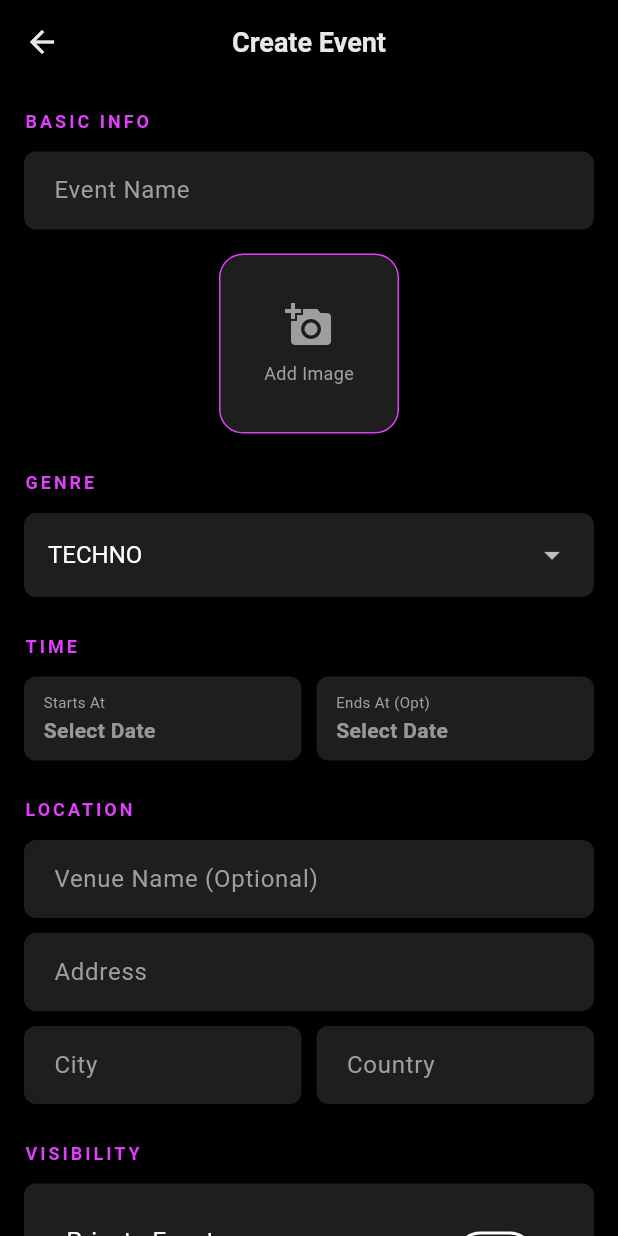
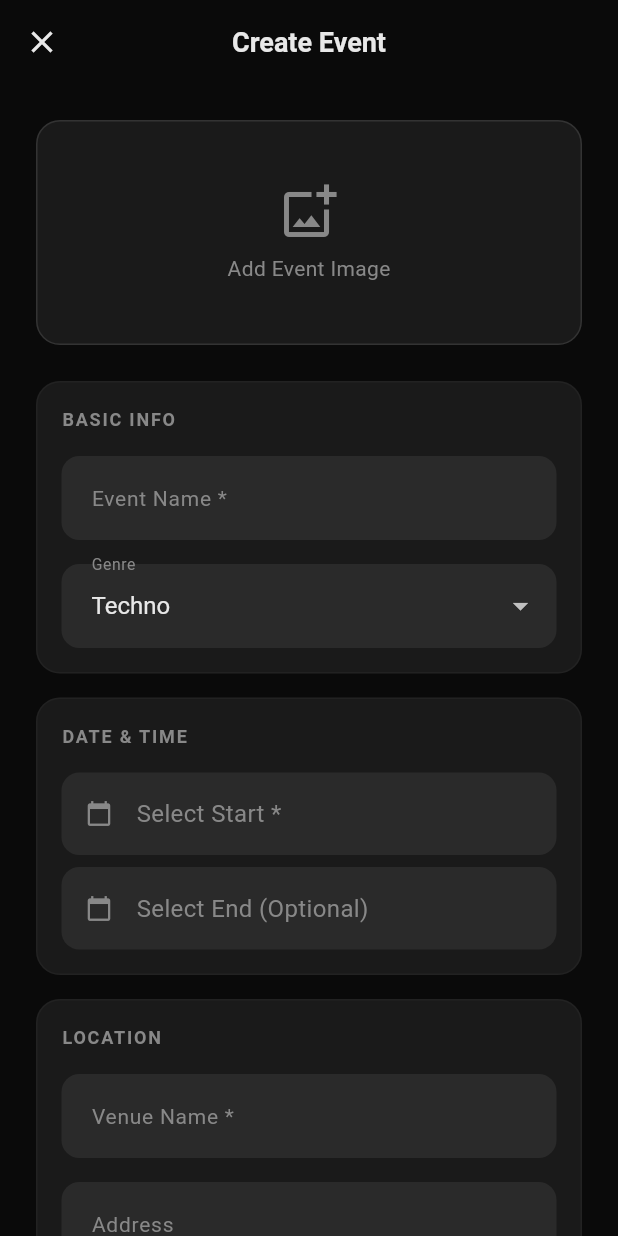
Before and after one commit to geroveglia/looped-mvp, a Flutter app: the CreateEventScreen screen opened directly, on a phone screen of 412 x 824 dp. Run offline on Flutter 3.47's test engine with Material 3 defaults, Android fonts, the phone set to English and light mode, and no system bars; our stand-ins replace image_picker, sensors_plus, shared_preferences; accounts and stored records are empty.

Commit message:
crear eventos verdes

```diff
--- a/looped_app/lib/screens/create_event_screen.dart
+++ b/looped_app/lib/screens/create_event_screen.dart
@@ -3,6 +3,7 @@ import 'package:provider/provider.dart';
 import 'package:image_picker/image_picker.dart';
 import 'dart:io';
 import '../services/event_service.dart';
+import '../ui/app_theme.dart';
 
 class CreateEventScreen extends StatefulWidget {
   const CreateEventScreen({super.key});
@@ -72,13 +73,13 @@ class _CreateEventScreenState extends State<CreateEventScreen> {
       builder: (context, child) {
         return Theme(
           data: ThemeData.dark().copyWith(
-            colorScheme: const ColorScheme.dark(
-              primary: Colors.purpleAccent,
-              onPrimary: Colors.white,
-              surface: Color(0xFF1E1E1E),
-              onSurface: Colors.white,
+            colorScheme: ColorScheme.dark(
+              primary: AppTheme.accent,
+              onPrimary: AppTheme.background,
+              surface: AppTheme.surface,
+              onSurface: AppTheme.textPrimary,
             ),
-            dialogBackgroundColor: const Color(0xFF1E1E1E),
+            dialogBackgroundColor: AppTheme.surface,
           ),
           child: child!,
         );
@@ -86,7 +87,6 @@ class _CreateEventScreenState extends State<CreateEventScreen> {
     );
 
     if (date == null) return;
-
     if (!mounted) return;
 
     final time = await showTimePicker(
@@ -95,15 +95,14 @@ class _CreateEventScreenState extends State<CreateEventScreen> {
       builder: (context, child) {
         return Theme(
           data: ThemeData.dark().copyWith(
-              colorScheme: const ColorScheme.dark(
-                primary: Colors.purpleAccent,
-                onPrimary: Colors.white,
-                surface: Color(0xFF1E1E1E),
-                onSurface: Colors.white, // Text color
+            colorScheme: ColorScheme.dark(
+              primary: AppTheme.accent,
+              onPrimary: AppTheme.background,
+              surface: AppTheme.surface,
+              onSurface: AppTheme.textPrimary,
             ),
-              timePickerTheme: const TimePickerThemeData(
-                backgroundColor: Color(0xFF1E1E1E),
-              )),
+            dialogBackgroundColor: AppTheme.surface,
+          ),
           child: child!,
         );
       },
@@ -128,84 +127,228 @@ class _CreateEventScreenState extends State<CreateEventScreen> {
 
   Future<void> _createEvent() async {
     if (!_formKey.currentState!.validate()) return;
+
     if (_startDate == null || _startTime == null) {
       ScaffoldMessenger.of(context).showSnackBar(
-          const SnackBar(content: Text("Start Date & Time is required")));
+        const SnackBar(content: Text('Please select start date and time')),
+      );
       return;
     }
 
     setState(() => _isLoading = true);
 
     try {
-      final startDateTime = _combine(_startDate!, _startTime!);
-      DateTime? endDateTime;
-      if (_endDate != null && _endTime != null) {
-        endDateTime = _combine(_endDate!, _endTime!);
+      final eventService = Provider.of<EventService>(context, listen: false);
+
+      final startsAt = _combine(_startDate!, _startTime!);
+      final endsAt = _endDate != null && _endTime != null
+          ? _combine(_endDate!, _endTime!)
+          : null;
+
+      File? imageFile;
+      if (_selectedImage != null) {
+        imageFile = File(_selectedImage!.path);
       }
 
-      final eventData = {
-        'name': _nameController.text.trim(),
-        'starts_at': startDateTime.toIso8601String(),
-        'ends_at': endDateTime?.toIso8601String(),
+      await eventService.createEvent(
+        {
+          'name': _nameController.text,
           'genre': _selectedGenre,
-        'venue_name': _venueController.text.trim(),
-        'address': _addressController.text.trim(),
-        'city': _cityController.text.trim(),
-        'country': _countryController.text.trim(),
-        'visibility': _isPrivate ? 'private' : 'public',
-        'is_paid_public': false, // Default
-      };
-
-      await Provider.of<EventService>(context, listen: false)
-          .createEvent(eventData, imagePath: _selectedImage?.path);
+          'starts_at': startsAt.toIso8601String(),
+          if (endsAt != null) 'ends_at': endsAt.toIso8601String(),
+          'venue_name': _venueController.text,
+          if (_addressController.text.isNotEmpty)
+            'address': _addressController.text,
+          if (_cityController.text.isNotEmpty) 'city': _cityController.text,
+          if (_countryController.text.isNotEmpty)
+            'country': _countryController.text,
+          'is_private': _isPrivate,
+        },
+        imagePath: imageFile?.path,
+      );
 
       if (mounted) {
+        ScaffoldMessenger.of(context).showSnackBar(
+          const SnackBar(content: Text('Event created!')),
+        );
         Navigator.of(context).pop();
-        ScaffoldMessenger.of(context).showSnackBar(
-            const SnackBar(content: Text("Event Created Successfully!")));
       }
     } catch (e) {
       if (mounted) {
-        ScaffoldMessenger.of(context)
-            .showSnackBar(SnackBar(content: Text("Error: $e")));
-        setState(() => _isLoading = false);
+        ScaffoldMessenger.of(context).showSnackBar(
+          SnackBar(content: Text('Error: $e')),
+        );
       }
+    } finally {
+      if (mounted) setState(() => _isLoading = false);
     }
   }
 
   @override
   Widget build(BuildContext context) {
     return Scaffold(
-      backgroundColor: Colors.black,
+      backgroundColor: AppTheme.background,
       appBar: AppBar(
-        title: const Text("Create Event"),
-        backgroundColor: Colors.black,
-        foregroundColor: Colors.white,
+        backgroundColor: Colors.transparent,
+        elevation: 0,
+        leading: IconButton(
+          icon: const Icon(Icons.close, color: AppTheme.textPrimary),
+          onPressed: () => Navigator.of(context).pop(),
         ),
-      body: SafeArea(
-        child: Form(
+        title: Text('Create Event', style: AppTheme.titleMedium),
+        centerTitle: true,
+      ),
+      body: Form(
         key: _formKey,
         child: SingleChildScrollView(
-            padding: const EdgeInsets.all(16),
+          padding: const EdgeInsets.all(AppTheme.spacingLg),
           child: Column(
             crossAxisAlignment: CrossAxisAlignment.start,
             children: [
-                _buildSectionHeader("BASIC INFO"),
-                _buildTextField("Event Name", _nameController, required: true),
-                const SizedBox(height: 16),
+              // Image Picker
+              _buildImagePicker(),
+              const SizedBox(height: AppTheme.spacingLg),
 
-                // Icon Picker
-                // Image Picker
-                Center(
-                  child: GestureDetector(
+              // Basic Info Card
+              Container(
+                padding: const EdgeInsets.all(AppTheme.spacingMd),
+                decoration: AppTheme.cardDecoration,
+                child: Column(
+                  crossAxisAlignment: CrossAxisAlignment.start,
+                  children: [
+                    Text('BASIC INFO', style: AppTheme.labelMedium),
+                    const SizedBox(height: AppTheme.spacingMd),
+                    _buildTextField('Event Name *', _nameController,
+                        required: true),
+                    const SizedBox(height: AppTheme.spacingMd),
+                    _buildDropdown('Genre', _genres, _selectedGenre,
+                        (v) => setState(() => _selectedGenre = v!)),
+                  ],
+                ),
+              ),
+              const SizedBox(height: AppTheme.spacingMd),
+
+              // Date/Time Card
+              Container(
+                padding: const EdgeInsets.all(AppTheme.spacingMd),
+                decoration: AppTheme.cardDecoration,
+                child: Column(
+                  crossAxisAlignment: CrossAxisAlignment.start,
+                  children: [
+                    Text('DATE & TIME', style: AppTheme.labelMedium),
+                    const SizedBox(height: AppTheme.spacingMd),
+                    _buildDatePickerButton(
+                        'Start *', _startDate, _startTime, true),
+                    const SizedBox(height: AppTheme.spacingSm),
+                    _buildDatePickerButton(
+                        'End (Optional)', _endDate, _endTime, false),
+                  ],
+                ),
+              ),
+              const SizedBox(height: AppTheme.spacingMd),
+
+              // Location Card
+              Container(
+                padding: const EdgeInsets.all(AppTheme.spacingMd),
+                decoration: AppTheme.cardDecoration,
+                child: Column(
+                  crossAxisAlignment: CrossAxisAlignment.start,
+                  children: [
+                    Text('LOCATION', style: AppTheme.labelMedium),
+                    const SizedBox(height: AppTheme.spacingMd),
+                    _buildTextField('Venue Name *', _venueController,
+                        required: true),
+                    const SizedBox(height: AppTheme.spacingMd),
+                    _buildTextField('Address', _addressController),
+                    const SizedBox(height: AppTheme.spacingMd),
+                    Row(
+                      children: [
+                        Expanded(
+                            child: _buildTextField('City', _cityController)),
+                        const SizedBox(width: AppTheme.spacingSm),
+                        Expanded(
+                            child:
+                                _buildTextField('Country', _countryController)),
+                      ],
+                    ),
+                  ],
+                ),
+              ),
+              const SizedBox(height: AppTheme.spacingMd),
+
+              // Settings Card
+              Container(
+                padding: const EdgeInsets.all(AppTheme.spacingMd),
+                decoration: AppTheme.cardDecoration,
+                child: Row(
+                  children: [
+                    Icon(Icons.lock_outline,
+                        color: AppTheme.textSecondary, size: 20),
+                    const SizedBox(width: AppTheme.spacingMd),
+                    Expanded(
+                      child: Column(
+                        crossAxisAlignment: CrossAxisAlignment.start,
+                        children: [
+                          Text('Private Event', style: AppTheme.bodyLarge),
+                          Text('Only invited guests can join',
+                              style: AppTheme.bodySmall),
+                        ],
+                      ),
+                    ),
+                    Switch(
+                      value: _isPrivate,
+                      onChanged: (v) => setState(() => _isPrivate = v),
+                      activeColor: AppTheme.accent,
+                    ),
+                  ],
+                ),
+              ),
+              const SizedBox(height: AppTheme.spacingXl),
+
+              // Submit Button
+              SizedBox(
+                width: double.infinity,
+                height: 56,
+                child: _isLoading
+                    ? const Center(
+                        child:
+                            CircularProgressIndicator(color: AppTheme.accent))
+                    : ElevatedButton(
+                        onPressed: _createEvent,
+                        style: ElevatedButton.styleFrom(
+                          backgroundColor: AppTheme.accent,
+                          shape: RoundedRectangleBorder(
+                            borderRadius:
+                                BorderRadius.circular(AppTheme.radiusXl),
+                          ),
+                        ),
+                        child: Text(
+                          'CREATE EVENT',
+                          style: AppTheme.titleMedium.copyWith(
+                            color: AppTheme.background,
+                            letterSpacing: 1,
+                          ),
+                        ),
+                      ),
+              ),
+              const SizedBox(height: AppTheme.spacingLg),
+            ],
+          ),
+        ),
+      ),
+    );
+  }
+
+  Widget _buildImagePicker() {
+    return GestureDetector(
       onTap: _pickImage,
       child: Container(
-                      width: 120,
-                      height: 120,
+        height: 150,
         decoration: BoxDecoration(
-                        color: const Color(0xFF1E1E1E),
-                        borderRadius: BorderRadius.circular(16),
-                        border: Border.all(color: Colors.purpleAccent),
+          color: AppTheme.surface,
+          borderRadius: BorderRadius.circular(AppTheme.radiusLg),
+          border: Border.all(
+              color: AppTheme.surfaceBorder, style: BorderStyle.solid),
           image: _selectedImage != null
               ? DecorationImage(
                   image: FileImage(File(_selectedImage!.path)),
@@ -214,115 +357,19 @@ class _CreateEventScreenState extends State<CreateEventScreen> {
               : null,
         ),
         child: _selectedImage == null
-                          ? const Column(
-                              mainAxisAlignment: MainAxisAlignment.center,
+            ? Center(
+                child: Column(
+                  mainAxisSize: MainAxisSize.min,
                   children: [
-                                Icon(Icons.add_a_photo,
-                                    color: Colors.grey, size: 32),
-                                SizedBox(height: 8),
-                                Text("Add Image",
-                                    style: TextStyle(
-                                        color: Colors.grey, fontSize: 12)),
+                    Icon(Icons.add_photo_alternate_outlined,
+                        size: 40, color: AppTheme.textSecondary),
+                    const SizedBox(height: AppTheme.spacingSm),
+                    Text('Add Event Image', style: AppTheme.bodyMedium),
                   ],
+                ),
               )
             : null,
       ),
-                  ),
-                ),
-
-                const SizedBox(height: 24),
-                _buildSectionHeader("GENRE"),
-                _buildDropdown("Genre", _genres, _selectedGenre, (val) {
-                  if (val != null) setState(() => _selectedGenre = val);
-                }),
-                const SizedBox(height: 24),
-                _buildSectionHeader("TIME"),
-                Row(
-                  children: [
-                    Expanded(
-                        child: _buildDatePickerButton(
-                            "Starts At", _startDate, _startTime, true)),
-                    const SizedBox(width: 10),
-                    Expanded(
-                        child: _buildDatePickerButton(
-                            "Ends At (Opt)", _endDate, _endTime, false)),
-                  ],
-                ),
-                const SizedBox(height: 24),
-                _buildSectionHeader("LOCATION"),
-                _buildTextField("Venue Name (Optional)", _venueController),
-                const SizedBox(height: 10),
-                _buildTextField("Address", _addressController, required: true),
-                const SizedBox(height: 10),
-                Row(
-                  children: [
-                    Expanded(
-                        child: _buildTextField("City", _cityController,
-                            required: true)),
-                    const SizedBox(width: 10),
-                    Expanded(
-                        child: _buildTextField("Country", _countryController,
-                            required: true)),
-                  ],
-                ),
-                const SizedBox(height: 24),
-                _buildSectionHeader("VISIBILITY"),
-                Container(
-                  padding: const EdgeInsets.all(12),
-                  decoration: BoxDecoration(
-                      color: const Color(0xFF1E1E1E),
-                      borderRadius: BorderRadius.circular(8)),
-                  child: SwitchListTile(
-                    title: const Text("Private Event",
-                        style: TextStyle(color: Colors.white)),
-                    subtitle: const Text("Requires invite code to join",
-                        style: TextStyle(color: Colors.grey, fontSize: 12)),
-                    value: _isPrivate,
-                    activeColor: Colors.purpleAccent,
-                    onChanged: (val) => setState(() => _isPrivate = val),
-                  ),
-                ),
-                const SizedBox(height: 40),
-                SizedBox(
-                  width: double.infinity,
-                  height: 50,
-                  child: ElevatedButton(
-                    onPressed: _isLoading ? null : _createEvent,
-                    style: ElevatedButton.styleFrom(
-                        backgroundColor: Colors.purpleAccent,
-                        disabledBackgroundColor: Colors.grey[800],
-                        shape: RoundedRectangleBorder(
-                            borderRadius: BorderRadius.circular(10))),
-                    child: _isLoading
-                        ? const SizedBox(
-                            width: 24,
-                            height: 24,
-                            child:
-                                CircularProgressIndicator(color: Colors.white))
-                        : const Text("CREATE EVENT",
-                            style: TextStyle(
-                                fontSize: 16,
-                                fontWeight: FontWeight.bold,
-                                color: Colors.white)),
-                  ),
-                )
-              ],
-            ),
-          ),
-        ),
-      ),
-    );
-  }
-
-  Widget _buildSectionHeader(String title) {
-    return Padding(
-      padding: const EdgeInsets.only(bottom: 12),
-      child: Text(title,
-          style: const TextStyle(
-              color: Colors.purpleAccent,
-              fontSize: 12,
-              fontWeight: FontWeight.bold,
-              letterSpacing: 2)),
     );
   }
 
@@ -330,75 +377,92 @@ class _CreateEventScreenState extends State<CreateEventScreen> {
       {bool required = false}) {
     return TextFormField(
       controller: controller,
-      style: const TextStyle(color: Colors.white),
-      validator: required
-          ? (val) => val == null || val.isEmpty ? "Required" : null
-          : null,
+      style: AppTheme.bodyLarge,
+      validator:
+          required ? (v) => v == null || v.isEmpty ? 'Required' : null : null,
       decoration: InputDecoration(
         labelText: label,
-        labelStyle: const TextStyle(color: Colors.grey),
+        labelStyle: AppTheme.bodyMedium,
         filled: true,
-        fillColor: const Color(0xFF1E1E1E),
+        fillColor: AppTheme.surfaceLight,
         border: OutlineInputBorder(
-            borderRadius: BorderRadius.circular(8),
-            borderSide: BorderSide.none),
-        contentPadding:
-            const EdgeInsets.symmetric(horizontal: 16, vertical: 14),
+          borderRadius: BorderRadius.circular(AppTheme.radiusMd),
+          borderSide: BorderSide.none,
+        ),
+        focusedBorder: OutlineInputBorder(
+          borderRadius: BorderRadius.circular(AppTheme.radiusMd),
+          borderSide: const BorderSide(color: AppTheme.accent, width: 1),
+        ),
       ),
     );
   }
 
   Widget _buildDropdown(String label, List<String> items, String value,
       Function(String?) onChanged) {
-    return Container(
-      padding: const EdgeInsets.symmetric(horizontal: 16, vertical: 4),
-      decoration: BoxDecoration(
-          color: const Color(0xFF1E1E1E),
-          borderRadius: BorderRadius.circular(8)),
-      child: DropdownButtonHideUnderline(
-        child: DropdownButton<String>(
+    return DropdownButtonFormField<String>(
       value: value,
-          isExpanded: true,
-          dropdownColor: const Color(0xFF1E1E1E),
-          style: const TextStyle(color: Colors.white, fontSize: 16),
+      dropdownColor: AppTheme.surface,
+      style: AppTheme.bodyLarge,
+      decoration: InputDecoration(
+        labelText: label,
+        labelStyle: AppTheme.bodyMedium,
+        filled: true,
+        fillColor: AppTheme.surfaceLight,
+        border: OutlineInputBorder(
+          borderRadius: BorderRadius.circular(AppTheme.radiusMd),
+          borderSide: BorderSide.none,
+        ),
+      ),
       items: items
-              .map((e) =>
-                  DropdownMenuItem(value: e, child: Text(e.toUpperCase())))
+          .map((g) => DropdownMenuItem(
+                value: g,
+                child: Text(g[0].toUpperCase() + g.substring(1)),
+              ))
           .toList(),
       onChanged: onChanged,
-        ),
-      ),
     );
   }
 
   Widget _buildDatePickerButton(
       String label, DateTime? date, TimeOfDay? time, bool isStart) {
-    final text = date == null
-        ? "Select Date"
-        : "${date.day}/${date.month} ${time?.format(context) ?? ''}";
+    final hasValue = date != null && time != null;
+    final displayText = hasValue
+        ? '${date.day}/${date.month}/${date.year} ${time.hour.toString().padLeft(2, '0')}:${time.minute.toString().padLeft(2, '0')}'
+        : 'Select $label';
 
     return GestureDetector(
       onTap: () => _pickDateTime(isStart: isStart),
       child: Container(
-        height: 56,
-        padding: const EdgeInsets.symmetric(horizontal: 12),
+        padding: const EdgeInsets.symmetric(
+          horizontal: AppTheme.spacingMd,
+          vertical: AppTheme.spacingMd,
+        ),
         decoration: BoxDecoration(
-            color: const Color(0xFF1E1E1E),
-            borderRadius: BorderRadius.circular(8),
-            border: Border.all(
+          color: AppTheme.surfaceLight,
+          borderRadius: BorderRadius.circular(AppTheme.radiusMd),
+          border: hasValue
+              ? Border.all(color: AppTheme.accent.withOpacity(0.3))
+              : null,
+        ),
+        child: Row(
+          children: [
+            Icon(
+              Icons.calendar_today,
+              color: hasValue ? AppTheme.accent : AppTheme.textSecondary,
+              size: 18,
+            ),
+            const SizedBox(width: AppTheme.spacingMd),
+            Expanded(
+              child: Text(
+                displayText,
+                style: AppTheme.bodyLarge.copyWith(
                   color:
-                    date != null ? Colors.purpleAccent : Colors.transparent)),
-        child: Column(
-          mainAxisAlignment: MainAxisAlignment.center,
-          crossAxisAlignment: CrossAxisAlignment.start,
-          children: [
-            Text(label,
-                style: const TextStyle(color: Colors.grey, fontSize: 10)),
-            const SizedBox(height: 2),
-            Text(text,
-                style: TextStyle(
-                    color: date != null ? Colors.white : Colors.white54,
-                    fontWeight: FontWeight.bold)),
+                      hasValue ? AppTheme.textPrimary : AppTheme.textSecondary,
+                ),
+              ),
+            ),
+            if (hasValue)
+              Icon(Icons.check_circle, color: AppTheme.accent, size: 18),
           ],
         ),
       ),
```
Lines whose indentation alone changed are shown as unchanged.
